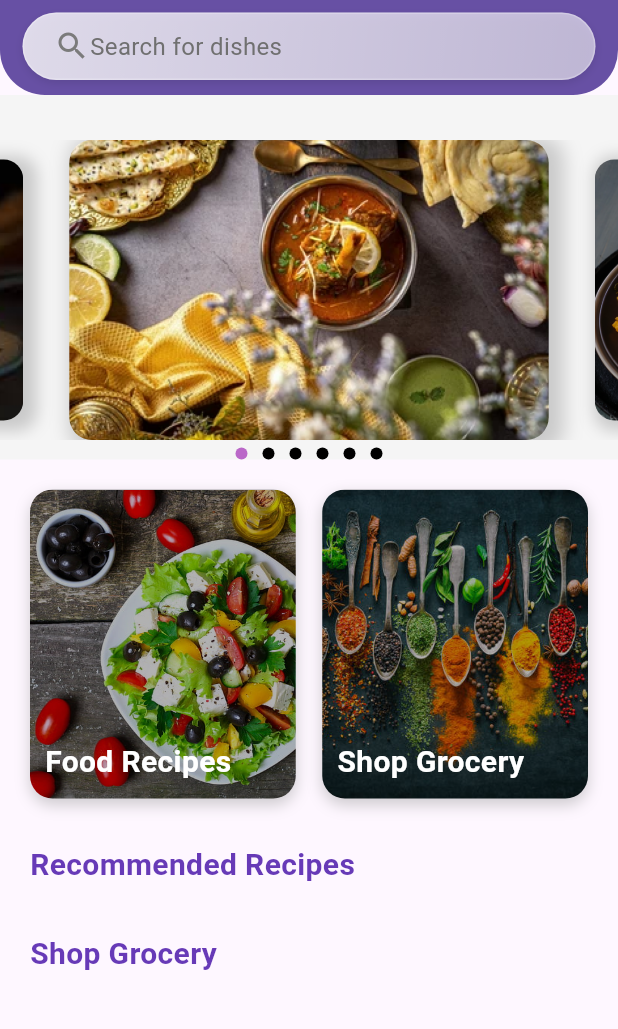
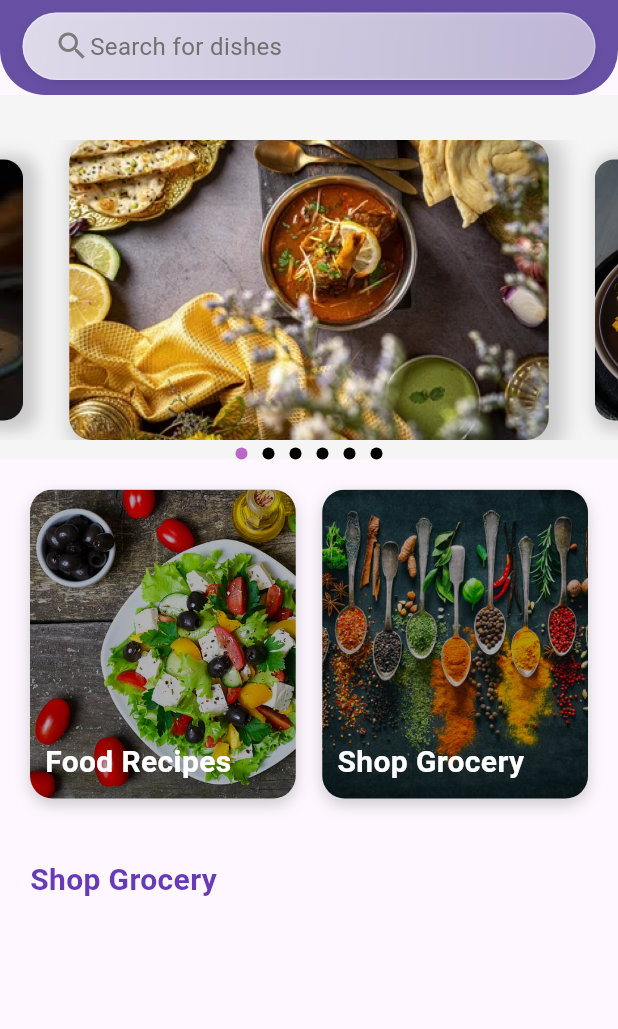
Before and after one commit to dezingerpro/Fyp2, a Flutter app: the MyHomePage screen opened directly, on a phone screen of 412 x 824 dp, the part 79-1108 px from its top. Run offline on Flutter 3.47's test engine with Material 3 defaults, Android fonts, the phone set to English and light mode, and no system bars; drawn by our look-alikes of carousel_slider, smooth_page_indicator; our stand-ins replace dropdown_search, email_validator, flutter_rating_bar, flutter_staggered_animations, lottie, permission_handler and 5 more; missing offline and left inert: flutter_background_service; accounts and stored records are empty; network calls fail.

Commit message:
new changes

```diff
--- a/lib/Main Page/landing_page.dart
+++ b/lib/Main Page/landing_page.dart
@@ -2,6 +2,7 @@ import 'package:carousel_slider/carousel_slider.dart';
 import 'package:flutter/material.dart';
 import 'package:fyp2/provider/cart_provider.dart';
 import 'package:provider/provider.dart';
+import 'package:share_plus/share_plus.dart';
 import 'package:smooth_page_indicator/smooth_page_indicator.dart';
 import '../API/api.dart';
 import '../Models/ingredients_model.dart';
@@ -258,27 +259,31 @@ class _MyHomePageState extends State<MyHomePage> {
                 ],
               ),
             ),
-            const Align(
+            Consumer<RecipeProvider>(
+              builder: (context, recipeProvider, child) {
+                if (recipeProvider.filteredRecipes.isEmpty) {
+                  return SizedBox.shrink(); // Or you can use Container() or any other placeholder widget
+                } else {
+                  return Column(
+                    crossAxisAlignment: CrossAxisAlignment.start,
+                    children: [
+                      Align(
                         alignment: Alignment.centerLeft,
                         child: Padding(
-                padding: EdgeInsets.symmetric(
-                    horizontal: 20.0, vertical: 10.0),
+                          padding: EdgeInsets.symmetric(horizontal: 20.0, vertical: 10.0),
                           child: Text(
                             "Recommended Recipes",
                             style: TextStyle(
                               fontSize: 20.0,
                               fontWeight: FontWeight.bold,
-                    color: Colors
-                        .deepPurple, // Adjust the color according to your theme
+                              color: Colors.deepPurple, // Adjust the color according to your theme
                             ),
                           ),
                         ),
                       ),
                       Align(
                         alignment: Alignment.centerLeft,
-          child: Consumer<RecipeProvider>(
-              builder: (context, recipeProvider, child) {
-                return Padding(
+                        child: Padding(
                           padding: const EdgeInsets.only(left: 20.0, right: 20),
                           child: Column(
                             crossAxisAlignment: CrossAxisAlignment.start,
@@ -288,23 +293,23 @@ class _MyHomePageState extends State<MyHomePage> {
                                 child: Row(
                                   children: List.generate(
                                     recipeProvider.filteredRecipes.length,
-                                (index) =>
-                                RecipeCard(
+                                        (index) => RecipeCard(
                                       recipe: recipeProvider.filteredRecipes[index],
                                       recipeName: recipeProvider.filteredRecipes[index].rname,
                                       imageUrl: recipeProvider.filteredRecipes[index].rimage,
-                                  rating: recipeProvider.filteredRecipes[index].rratings
-                                      .toDouble(),
+                                      rating: recipeProvider.filteredRecipes[index].rratings.toDouble(),
                                     ),
                                   ),
                                 ),
                               ),
                             ],
-                  )
-                  ,
+                          ),
+                        ),
+                      ),
+                    ],
                   );
                 }
-                ),
+              },
             ),
             Padding(
               padding: const EdgeInsets.symmetric(horizontal: 20.0, vertical: 20.0),
@@ -343,12 +348,18 @@ class _MyHomePageState extends State<MyHomePage> {
             ),
             ReferAFriendCTA(
               onReferPressed: () {
+                _shareRecipe();
               },
             ),
           ],
         ),
       ),
     );
+  }
+
+  void _shareRecipe() {
+    const String text = "FOOD SAVVY\nCheck out this amazing app to check for recipes and order ingredients!";
+    Share.share(text);
   }
 
   List<Ingredient> groceries = [];
```
Lines whose indentation alone changed are shown as unchanged.
